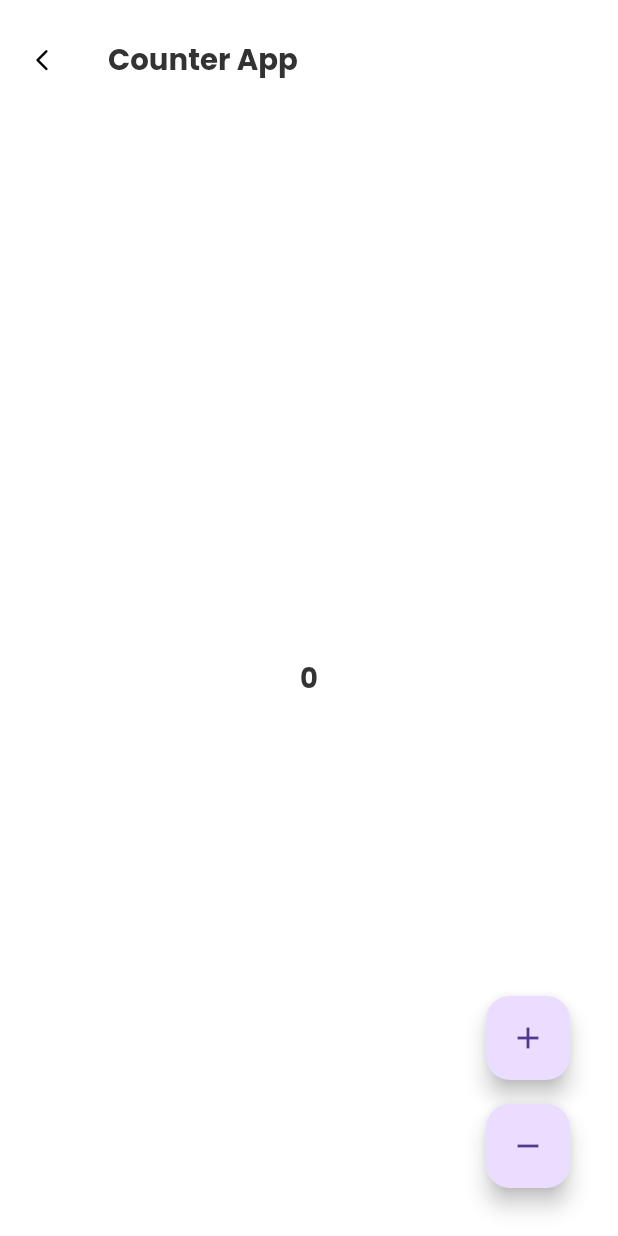
After one commit to jacksonfoo94/flutter_lecturer, a Flutter app: the CounterPage screen opened by its route, on a phone screen of 412 x 824 dp. The commit adds this screen. Run offline on Flutter 3.47's test engine with Material 3 defaults, Android fonts, the phone set to English and light mode, and no system bars; our stand-ins replace auto_route, bloc, dio, flutter_screenutil, fluttertoast, fpdart and 6 more.

Commit message:
[features] - added counter page

```diff
--- a/lib/core/routes/app_router.dart
+++ b/lib/core/routes/app_router.dart
@@ -8,5 +8,6 @@ class AppRouter extends $AppRouter {
     AutoRoute(page: MainRoute.page, initial: true),
     AutoRoute(page: DummyUiSecondRoute.page),
     AutoRoute(page: DummyUIRoute.page),
+    AutoRoute(page: CounterRoute.page)
   ];
 }
--- /dev/null
+++ b/lib/presentation/pages/counter_page.dart
@@ -0,0 +1,65 @@
+import 'package:auto_route/auto_route.dart';
+import 'package:flutter/material.dart';
+import 'package:trinity_lecture_app/presentation/widgets/atoms/text_theme_extension.dart';
+import 'package:trinity_lecture_app/presentation/widgets/molecules/platform_app_bar.dart';
+
+import '../../core/commons/colors_const.dart';
+
+@RoutePage()
+class CounterPage extends StatefulWidget {
+  const CounterPage({Key? key}) : super(key: key);
+
+  @override
+  _CounterPageState createState() => _CounterPageState();
+}
+
+class _CounterPageState extends State<CounterPage> {
+  int counter = 0;
+
+  @override
+  Widget build(BuildContext context) {
+    return Scaffold(
+      appBar: const PlatformAppBar(
+        title: Text(
+          'Counter App',
+        ),
+      ),
+      body: Center(
+        child: Text(
+          '$counter',
+          style: context.textTheme.headlineLarge?.copyWith(
+            color: ColorConstant.black,
+          ),
+        ),
+      ),
+      floatingActionButton: Padding(
+        padding: const EdgeInsets.all(16.0),
+        child: Column(
+          mainAxisAlignment: MainAxisAlignment.end,
+          crossAxisAlignment: CrossAxisAlignment.end,
+          children: [
+            FloatingActionButton(
+              onPressed: () {
+                setState(() {
+                  counter++;
+                  print("### $counter");
+                });
+              },
+              child: Icon(Icons.add),
+            ),
+            SizedBox(height: 16.0),
+            FloatingActionButton(
+              onPressed: () {
+                setState(() {
+                  counter--;
+                  print("### $counter");
+                });
+              },
+              child: Icon(Icons.remove),
+            ),
+          ],
+        ),
+      ),
+    );
+  }
+}
--- a/lib/presentation/pages/main_page.dart
+++ b/lib/presentation/pages/main_page.dart
@@ -22,6 +22,9 @@ class MainPage extends StatelessWidget {
                     case 0 : {
                       AutoRouter.of(context).push(const DummyUIRoute());
                     }
+                    case 1 : {
+                      AutoRouter.of(context).push(CounterRoute());
+                    }
                   }
                 }, title: Constants.homePageListing[index].title, desc: Constants.homePageListing[index].description);
               }
```
Also changed, not shown: lib/core/routes/app_router.gr.dart, 3 other files.
